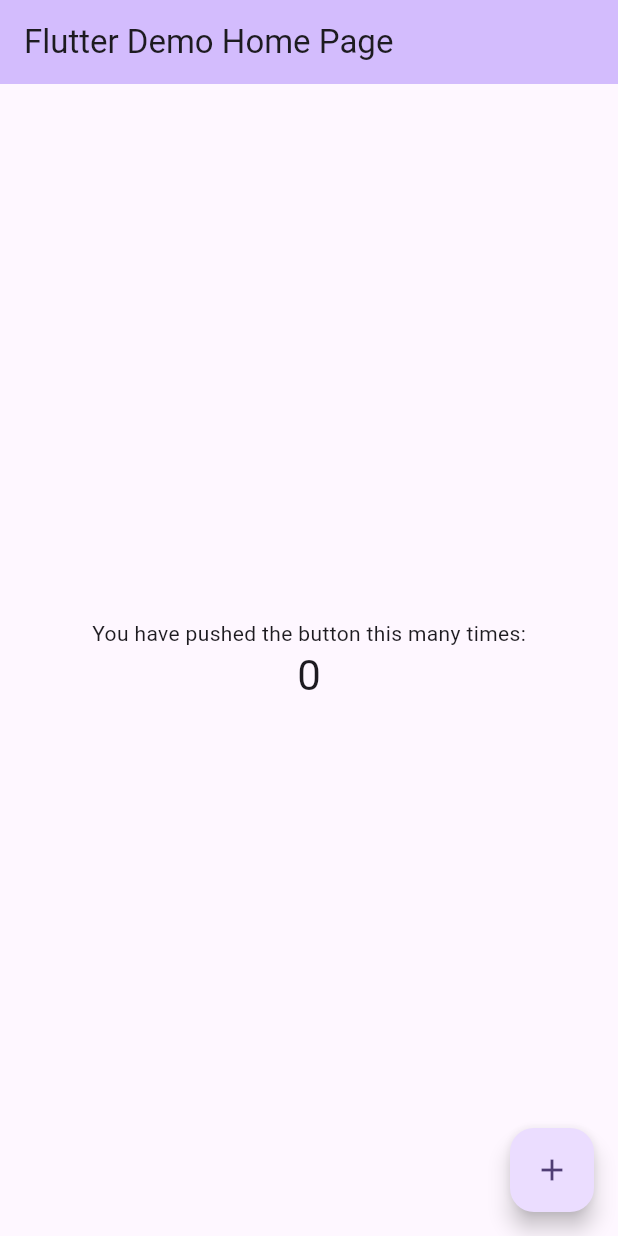
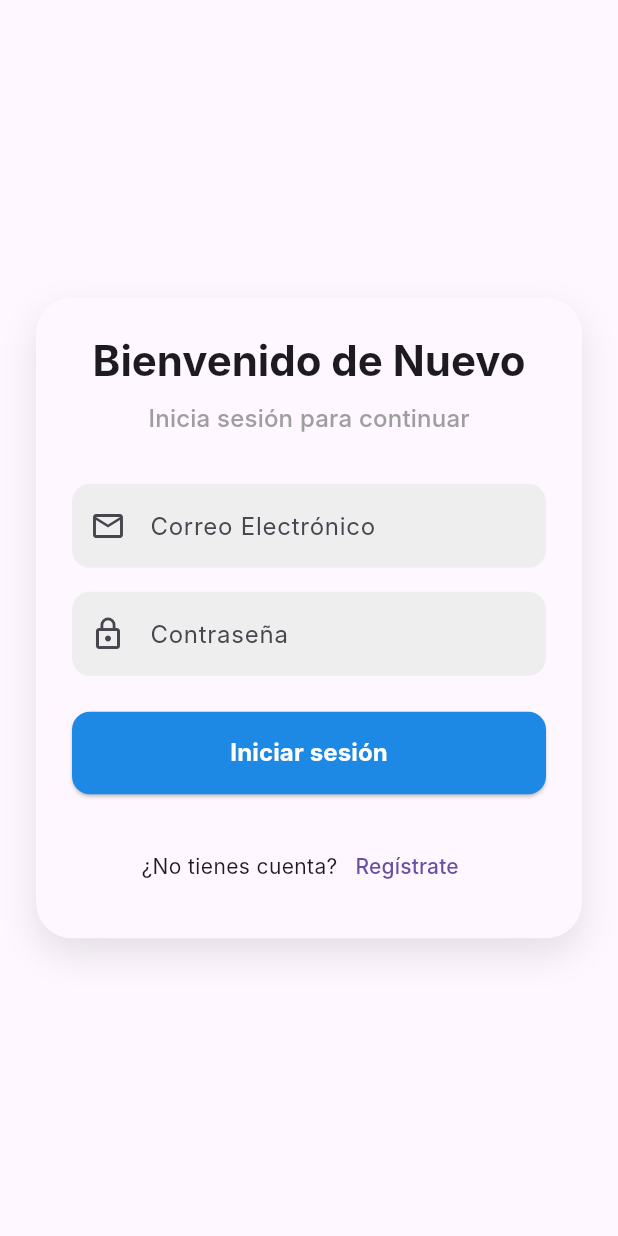
Before and after one commit to yesithflorez1019-pixel/TIENDA, a Flutter app: the screen it shows after launch, on a phone screen of 412 x 824 dp. Run offline on Flutter 3.47's test engine with Material 3 defaults, Android fonts, the phone set to English and light mode, and no system bars; Roboto replaces fonts that are missing (Inter).

Commit message:
cambio main

```diff
--- a/lib/main.dart
+++ b/lib/main.dart
@@ -1,7 +1,4 @@
 import 'package:flutter/material.dart';
-import 'pages/categorias_page.dart';
-import 'styles/formato.dart';
-
 
 void main() {
   runApp(const Main());
@@ -13,112 +10,261 @@ class Main extends StatelessWidget {
   @override
   Widget build(BuildContext context) {
     return MaterialApp(
-      title: 'Flutter Demo',
+      title: 'Login y Registro',
       theme: ThemeData(
-        // This is the theme of your application.
-        //
-        // TRY THIS: Try running your application with "flutter run". You'll see
-        // the application has a purple toolbar. Then, without quitting the app,
-        // try changing the seedColor in the colorScheme below to Colors.green
-        // and then invoke "hot reload" (save your changes or press the "hot
-        // reload" button in a Flutter-supported IDE, or press "r" if you used
-        // the command line to start the app).
-        //
-        // Notice that the counter didn't reset back to zero; the application
-        // state is not lost during the reload. To reset the state, use hot
-        // restart instead.
-        //
-        // This works for code too, not just values: Most code changes can be
-        // tested with just a hot reload.
-        colorScheme: ColorScheme.fromSeed(seedColor: Colors.deepPurple),
+        primarySwatch: Colors.blue,
+        brightness: Brightness.light,
+        fontFamily: 'Inter',
+        inputDecorationTheme: InputDecorationTheme(
+          border: OutlineInputBorder(
+            borderRadius: BorderRadius.circular(12.0),
+            borderSide: BorderSide.none,
+          ),
+          filled: true,
+          fillColor: Colors.grey[200],
+        ),
       ),
-      home: const MyHomePage(title: 'Flutter Demo Home Page'),
+      darkTheme: ThemeData(
+        brightness: Brightness.dark,
+        primarySwatch: Colors.blue,
+        fontFamily: 'Inter',
+         inputDecorationTheme: InputDecorationTheme(
+          border: OutlineInputBorder(
+            borderRadius: BorderRadius.circular(12.0),
+            borderSide: BorderSide.none,
+          ),
+          filled: true,
+          fillColor: Colors.grey[800],
+        ),
+      ),
+      themeMode: ThemeMode.system,
+      home: const PantallaAutenticacion(),
+      debugShowCheckedModeBanner: false,
     );
   }
 }
 
-class MyHomePage extends StatefulWidget {
-  const MyHomePage({super.key, required this.title});
-
-  // This widget is the home page of your application. It is stateful, meaning
-  // that it has a State object (defined below) that contains fields that affect
-  // how it looks.
-
-  // This class is the configuration for the state. It holds the values (in this
-  // case the title) provided by the parent (in this case the App widget) and
-  // used by the build method of the State. Fields in a Widget subclass are
-  // always marked "final".
-
-  final String title;
+class PantallaAutenticacion extends StatefulWidget {
+  const PantallaAutenticacion({super.key});
 
   @override
-  State<MyHomePage> createState() => _MyHomePageState();
+  State<PantallaAutenticacion> createState() => _EstadoPantallaAutenticacion();
 }
 
-class _MyHomePageState extends State<MyHomePage> {
-  int _counter = 0;
+class _EstadoPantallaAutenticacion extends State<PantallaAutenticacion> {
+  bool _mostrarInicioSesion = true;
 
-  void _incrementCounter() {
+  void _cambiarVista() {
     setState(() {
-      // This call to setState tells the Flutter framework that something has
-      // changed in this State, which causes it to rerun the build method below
-      // so that the display can reflect the updated values. If we changed
-      // _counter without calling setState(), then the build method would not be
-      // called again, and so nothing would appear to happen.
-      _counter++;
+      _mostrarInicioSesion = !_mostrarInicioSesion;
     });
   }
 
   @override
   Widget build(BuildContext context) {
-    // This method is rerun every time setState is called, for instance as done
-    // by the _incrementCounter method above.
-    //
-    // The Flutter framework has been optimized to make rerunning build methods
-    // fast, so that you can just rebuild anything that needs updating rather
-    // than having to individually change instances of widgets.
     return Scaffold(
-      appBar: AppBar(
-        // TRY THIS: Try changing the color here to a specific color (to
-        // Colors.amber, perhaps?) and trigger a hot reload to see the AppBar
-        // change color while the other colors stay the same.
-        backgroundColor: Theme.of(context).colorScheme.inversePrimary,
-        // Here we take the value from the MyHomePage object that was created by
-        // the App.build method, and use it to set our appbar title.
-        title: Text(widget.title),
-      ),
       body: Center(
-        // Center is a layout widget. It takes a single child and positions it
-        // in the middle of the parent.
-        child: Column(
-          // Column is also a layout widget. It takes a list of children and
-          // arranges them vertically. By default, it sizes itself to fit its
-          // children horizontally, and tries to be as tall as its parent.
-          //
-          // Column has various properties to control how it sizes itself and
-          // how it positions its children. Here we use mainAxisAlignment to
-          // center the children vertically; the main axis here is the vertical
-          // axis because Columns are vertical (the cross axis would be
-          // horizontal).
-          //
-          // TRY THIS: Invoke "debug painting" (choose the "Toggle Debug Paint"
-          // action in the IDE, or press "p" in the console), to see the
-          // wireframe for each widget.
-          mainAxisAlignment: MainAxisAlignment.center,
-          children: <Widget>[
-            const Text('You have pushed the button this many times:'),
-            Text(
-              '$_counter',
-              style: Theme.of(context).textTheme.headlineMedium,
-            ),
-          ],
+        child: SingleChildScrollView(
+          padding: const EdgeInsets.all(24.0),
+          child: AnimatedSwitcher(
+            duration: const Duration(milliseconds: 500),
+            transitionBuilder: (Widget child, Animation<double> animation) {
+              return FadeTransition(
+                opacity: animation,
+                child: SlideTransition(
+                  position: Tween<Offset>(
+                    begin: const Offset(0.0, 0.3),
+                    end: Offset.zero,
+                  ).animate(animation),
+                  child: child,
+                ),
+              );
+            },
+            child: _mostrarInicioSesion
+                ? WidgetInicioSesion(key: const ValueKey('inicio_sesion'), alCambiarVista: _cambiarVista)
+                : WidgetRegistro(key: const ValueKey('registro'), alCambiarVista: _cambiarVista),
+          ),
         ),
       ),
-      floatingActionButton: FloatingActionButton(
-        onPressed: _incrementCounter,
-        tooltip: 'Increment',
-        child: const Icon(Icons.add),
-      ), // This trailing comma makes auto-formatting nicer for build methods.
     );
   }
 }
+
+class WidgetInicioSesion extends StatelessWidget {
+  final VoidCallback alCambiarVista;
+
+  const WidgetInicioSesion({super.key, required this.alCambiarVista});
+
+  @override
+  Widget build(BuildContext context) {
+    final tema = Theme.of(context);
+    return Container(
+      padding: const EdgeInsets.all(24.0),
+      decoration: BoxDecoration(
+        color: tema.cardColor,
+        borderRadius: BorderRadius.circular(24.0),
+        boxShadow: [
+          BoxShadow(
+            color: Colors.black.withOpacity(0.1),
+            blurRadius: 20,
+            offset: const Offset(0, 10),
+          ),
+        ],
+      ),
+      child: Column(
+        mainAxisSize: MainAxisSize.min,
+        children: [
+          Text(
+            'Bienvenido de Nuevo',
+            style: tema.textTheme.headlineMedium?.copyWith(fontWeight: FontWeight.bold),
+          ),
+          const SizedBox(height: 8),
+          Text(
+            'Inicia sesión para continuar',
+            style: tema.textTheme.titleMedium?.copyWith(color: Colors.grey),
+          ),
+          const SizedBox(height: 32),
+          TextField(
+            decoration: const InputDecoration(
+              labelText: 'Correo Electrónico',
+              prefixIcon: Icon(Icons.email_outlined),
+            ),
+            keyboardType: TextInputType.emailAddress,
+          ),
+          const SizedBox(height: 16),
+          TextField(
+            decoration: const InputDecoration(
+              labelText: 'Contraseña',
+              prefixIcon: Icon(Icons.lock_outline),
+            ),
+            obscureText: true,
+          ),
+          const SizedBox(height: 24),
+          SizedBox(
+            width: double.infinity,
+            child: ElevatedButton(
+              onPressed: () {},
+              style: ElevatedButton.styleFrom(
+                padding: const EdgeInsets.symmetric(vertical: 16),
+                shape: RoundedRectangleBorder(
+                  borderRadius: BorderRadius.circular(12.0),
+                ),
+                backgroundColor: Colors.blue.shade600,
+                foregroundColor: Colors.white,
+              ),
+              child: const Text('Iniciar sesión', style: TextStyle(fontSize: 16, fontWeight: FontWeight.bold)),
+            ),
+          ),
+          const SizedBox(height: 24),
+          Row(
+            mainAxisAlignment: MainAxisAlignment.center,
+            children: [
+              const Text('¿No tienes cuenta?'),
+              TextButton(
+                onPressed: alCambiarVista,
+                child: const Text('Regístrate'),
+              ),
+            ],
+          ),
+        ],
+      ),
+    );
+  }
+}
+
+class WidgetRegistro extends StatelessWidget {
+  final VoidCallback alCambiarVista;
+
+  const WidgetRegistro({super.key, required this.alCambiarVista});
+
+  @override
+  Widget build(BuildContext context) {
+    final tema = Theme.of(context);
+    return Container(
+      padding: const EdgeInsets.all(24.0),
+      decoration: BoxDecoration(
+        color: tema.cardColor,
+        borderRadius: BorderRadius.circular(24.0),
+        boxShadow: [
+          BoxShadow(
+            color: Colors.black.withOpacity(0.1),
+            blurRadius: 20,
+            offset: const Offset(0, 10),
+          ),
+        ],
+      ),
+      child: Column(
+        mainAxisSize: MainAxisSize.min,
+        children: [
+          Text(
+            'Crea tu Cuenta',
+            style: tema.textTheme.headlineMedium?.copyWith(fontWeight: FontWeight.bold),
+          ),
+          const SizedBox(height: 8),
+          Text(
+            'Es rápido y fácil.',
+            style: tema.textTheme.titleMedium?.copyWith(color: Colors.grey),
+          ),
+          const SizedBox(height: 32),
+          TextField(
+            decoration: const InputDecoration(
+              labelText: 'Nombre Completo',
+              prefixIcon: Icon(Icons.person_outline),
+            ),
+          ),
+          const SizedBox(height: 16),
+          TextField(
+            decoration: const InputDecoration(
+              labelText: 'Correo Electrónico',
+               prefixIcon: Icon(Icons.email_outlined),
+            ),
+            keyboardType: TextInputType.emailAddress,
+          ),
+          const SizedBox(height: 16),
+          TextField(
+            decoration: const InputDecoration(
+              labelText: 'Contraseña',
+              prefixIcon: Icon(Icons.lock_outline),
+            ),
+            obscureText: true,
+          ),
+          const SizedBox(height: 16),
+           TextField(
+            decoration: const InputDecoration(
+              labelText: 'Confirmar Contraseña',
+              prefixIcon: Icon(Icons.lock_outline),
+            ),
+            obscureText: true,
+          ),
+          const SizedBox(height: 24),
+          SizedBox(
+            width: double.infinity,
+            child: ElevatedButton(
+              onPressed: () {},
+              style: ElevatedButton.styleFrom(
+                padding: const EdgeInsets.symmetric(vertical: 16),
+                shape: RoundedRectangleBorder(
+                  borderRadius: BorderRadius.circular(12.0),
+                ),
+                backgroundColor: Colors.blue.shade600,
+                foregroundColor: Colors.white,
+              ),
+              child: const Text('Crear cuenta', style: TextStyle(fontSize: 16, fontWeight: FontWeight.bold)),
+            ),
+          ),
+          const SizedBox(height: 24),
+          Row(
+            mainAxisAlignment: MainAxisAlignment.center,
+            children: [
+              const Text('¿Ya tienes una cuenta?'),
+              TextButton(
+                onPressed: alCambiarVista,
+                child: const Text('Iniciar sesión'),
+              ),
+            ],
+          ),
+        ],
+      ),
+    );
+  }
+}
```
